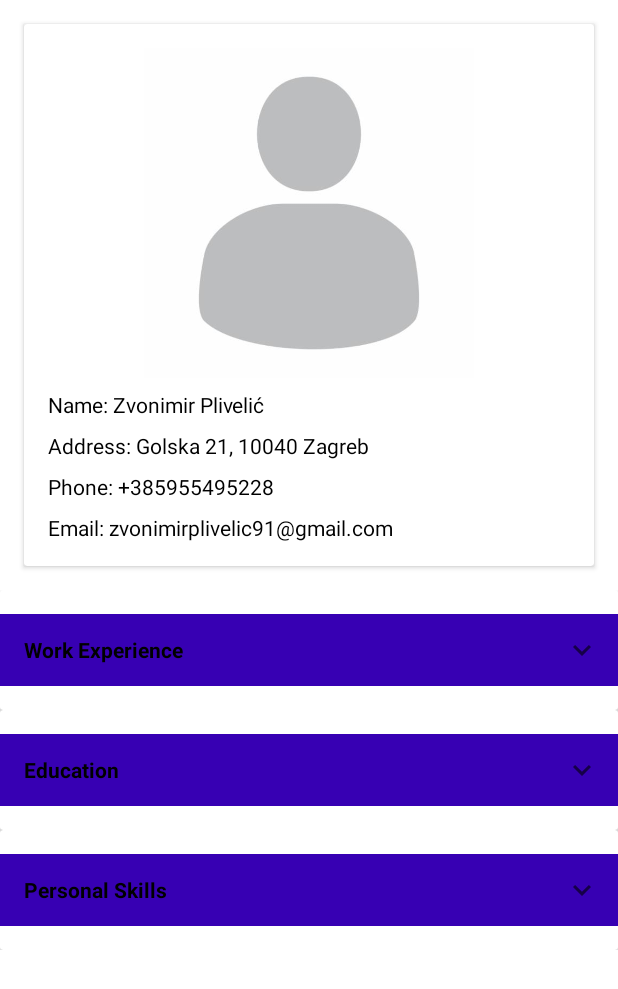
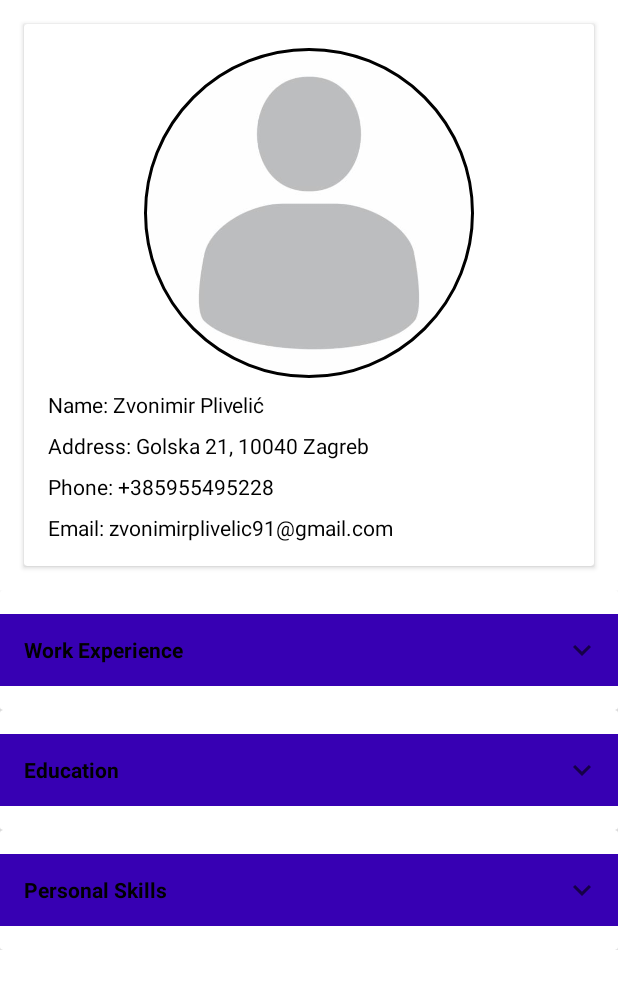
Before and after one commit to zvonimirplivelic/CurriculumVitae, an Android app: the screen it shows after launch (MainActivity), on a phone screen of 412 x 824 dp. Shown: the top 989 px of the screen. Run offline under Robolectric (Android 15) with nearby library versions, the phone set to English and light mode, and no system bars; our stand-ins replace CircleImageView.

Commit message:
Implementing circle image view

```diff
--- a/app/build.gradle
+++ b/app/build.gradle
@@ -42,4 +42,7 @@ dependencies {
     testImplementation 'junit:junit:4.13.2'
     androidTestImplementation 'androidx.test.ext:junit:1.1.2'
     androidTestImplementation 'androidx.test.espresso:espresso-core:3.3.0'
+
+    // Circle Image View
+    implementation 'de.hdodenhof:circleimageview:3.1.0'
 }
--- a/app/src/main/res/layout/personal_information.xml
+++ b/app/src/main/res/layout/personal_information.xml
@@ -11,13 +11,15 @@
         android:layout_height="match_parent"
         android:padding="16dp">
 
-        <ImageView
+        <de.hdodenhof.circleimageview.CircleImageView
             android:id="@+id/imageViewProfile"
             android:layout_width="match_parent"
             android:layout_height="0dp"
             android:layout_marginHorizontal="64dp"
             android:scaleType="centerCrop"
             android:src="@drawable/profilepic"
+            app:civ_border_color="#FF000000"
+            app:civ_border_width="2dp"
             app:layout_constraintBottom_toTopOf="@id/textViewName"
             app:layout_constraintDimensionRatio="1:1"
             app:layout_constraintLeft_toLeftOf="parent"
@@ -26,34 +28,34 @@
 
         <TextView
             android:id="@+id/textViewName"
+            style="@style/PersonalInformationText"
             android:text="Name: Zvonimir Plivelić"
             app:layout_constraintLeft_toLeftOf="parent"
             app:layout_constraintRight_toRightOf="parent"
-            app:layout_constraintTop_toBottomOf="@id/imageViewProfile"
-            style="@style/PersonalInformationText" />
+            app:layout_constraintTop_toBottomOf="@id/imageViewProfile" />
 
         <TextView
             android:id="@+id/textViewAddress"
+            style="@style/PersonalInformationText"
             android:text="Address: Golska 21, 10040 Zagreb"
             app:layout_constraintLeft_toLeftOf="parent"
             app:layout_constraintRight_toRightOf="parent"
-            app:layout_constraintTop_toBottomOf="@id/textViewName"
-            style="@style/PersonalInformationText" />
+            app:layout_constraintTop_toBottomOf="@id/textViewName" />
 
         <TextView
             android:id="@+id/textViewPhone"
+            style="@style/PersonalInformationText"
             android:text="Phone: +385955495228"
             app:layout_constraintLeft_toLeftOf="parent"
             app:layout_constraintRight_toRightOf="parent"
-            app:layout_constraintTop_toBottomOf="@id/textViewAddress"
-            style="@style/PersonalInformationText" />
+            app:layout_constraintTop_toBottomOf="@id/textViewAddress" />
 
         <TextView
             android:id="@+id/textViewEmail"
+            style="@style/PersonalInformationText"
             android:text="Email: zvonimirplivelic91@gmail.com"
             app:layout_constraintLeft_toLeftOf="parent"
             app:layout_constraintRight_toRightOf="parent"
-            app:layout_constraintTop_toBottomOf="@id/textViewPhone"
-            style="@style/PersonalInformationText" />
+            app:layout_constraintTop_toBottomOf="@id/textViewPhone" />
     </androidx.constraintlayout.widget.ConstraintLayout>
 </androidx.cardview.widget.CardView>
```
